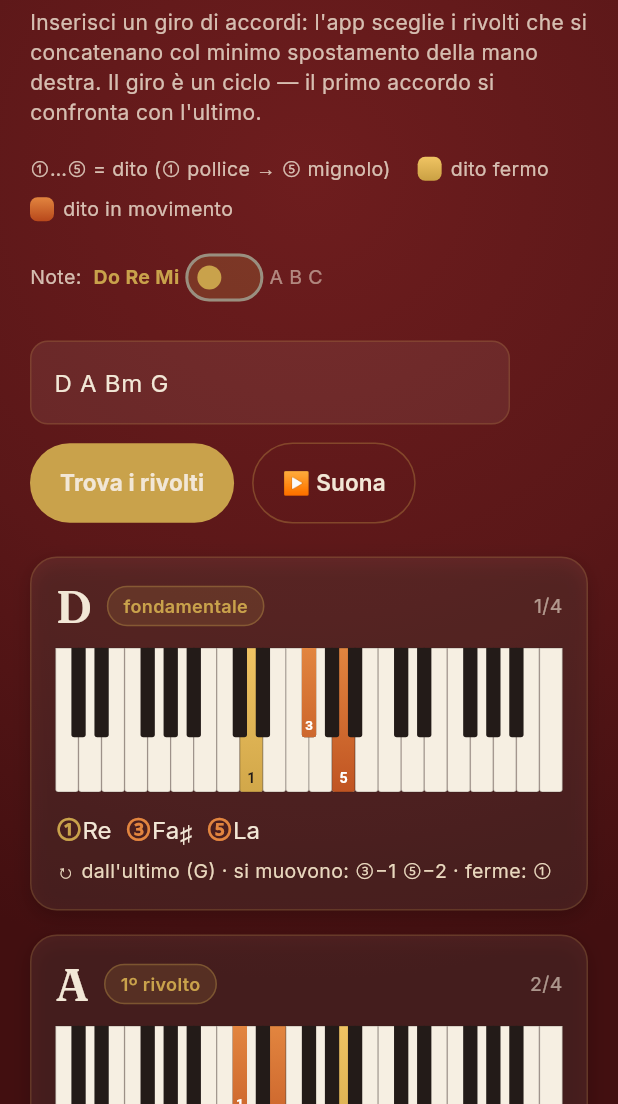
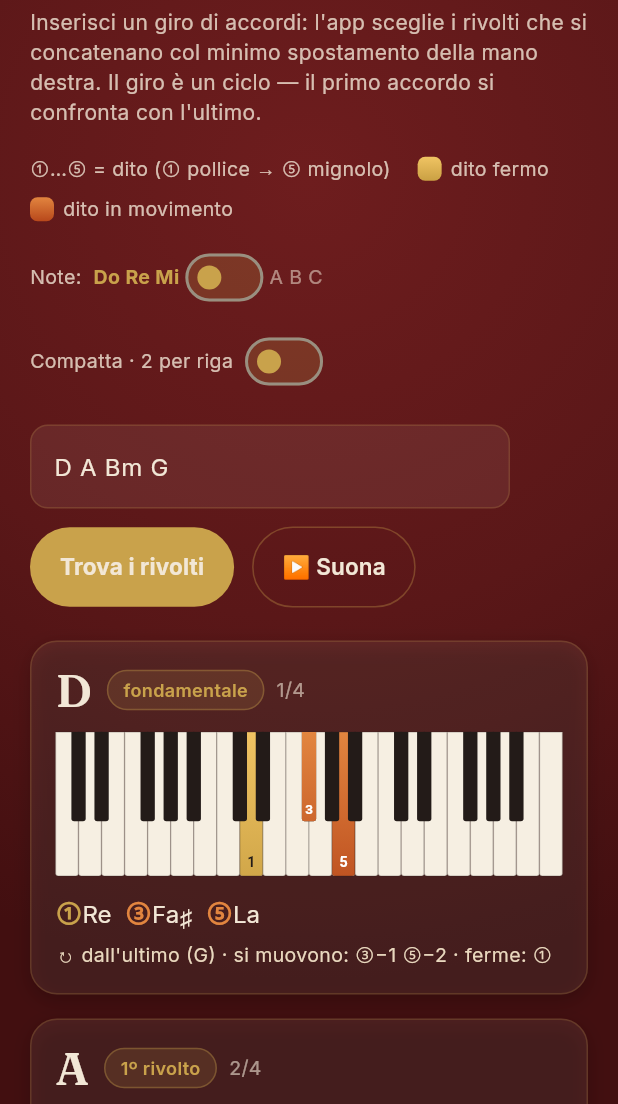
Before and after one commit to ianes1978/Chord-Flow, a Flutter app: the screen it shows after launch, on a phone screen of 412 x 824 dp, the part 132-1236 px from its top. Run offline on Flutter 3.47's test engine with Material 3 defaults, Android fonts, the phone set to English and light mode, and no system bars; our stand-ins replace google_fonts; missing offline and left inert: flutter_soloud.

Commit message:
Switch vista compatta: 2 accordi per riga
Nuovo switch "Compatta · 2 per riga" che forza due colonne anche su
schermo stretto, con card rimpicciolite (titolo, tastiera, testo,
spaziature) e header a prova di overflow.

Co-Authored-By: Claude Opus 4.8 <noreply@anthropic.com>
Claude-Session: https://claude.ai/code/session_01DUZqHvsSWByx5QpbsnoWA7

```diff
--- a/lib/ui/chord_card.dart
+++ b/lib/ui/chord_card.dart
@@ -12,6 +12,7 @@ class ChordCard extends StatelessWidget {
   final int total;
   final bool highlighted; // evidenziazione durante la riproduzione
   final bool useLetters; // true = note con lettere (A B C), false = solfeggio
+  final bool compact; // true = vista compatta (dimensioni ridotte)
   final VoidCallback onTap;
 
   const ChordCard({
@@ -21,6 +22,7 @@ class ChordCard extends StatelessWidget {
     required this.total,
     required this.highlighted,
     required this.useLetters,
+    required this.compact,
     required this.onTap,
   });
 
@@ -84,19 +86,20 @@ class ChordCard extends StatelessWidget {
                   )
                 ],
         ),
-        padding: const EdgeInsets.all(16),
+        padding: EdgeInsets.all(compact ? 11 : 16),
         child: Column(
           crossAxisAlignment: CrossAxisAlignment.start,
           children: [
             _header(),
-            const SizedBox(height: 12),
+            SizedBox(height: compact ? 8 : 12),
             _keyboard(),
-            const SizedBox(height: 12),
+            SizedBox(height: compact ? 8 : 12),
             _noteRow(),
-            const SizedBox(height: 6),
+            SizedBox(height: compact ? 4 : 6),
             Text(
               _motionLine(),
-              style: AppText.ui(size: 13, color: const Color(0xFFE9D8BE)),
+              style: AppText.ui(
+                  size: compact ? 11 : 13, color: const Color(0xFFE9D8BE)),
             ),
           ],
         ),
@@ -110,12 +113,15 @@ class ChordCard extends StatelessWidget {
       children: [
         Text(
           voiced.symbol,
-          style: AppText.display(size: 30, weight: FontWeight.w600),
+          style: AppText.display(
+              size: compact ? 22 : 30, weight: FontWeight.w600),
         ),
-        const SizedBox(width: 10),
-        // Badge col nome del rivolto.
-        Container(
-          padding: const EdgeInsets.symmetric(horizontal: 10, vertical: 4),
+        SizedBox(width: compact ? 6 : 10),
+        // Badge col nome del rivolto (si accorcia con i puntini se serve).
+        Flexible(
+          child: Container(
+            padding: EdgeInsets.symmetric(
+                horizontal: compact ? 7 : 10, vertical: 4),
             decoration: BoxDecoration(
               color: const Color(0x22C9A24B),
               borderRadius: BorderRadius.circular(20),
@@ -123,14 +129,19 @@ class ChordCard extends StatelessWidget {
             ),
             child: Text(
               voiced.inversionName,
+              overflow: TextOverflow.ellipsis,
               style: AppText.ui(
-                size: 12, weight: FontWeight.w600, color: AppColors.brass),
+                  size: compact ? 10 : 12,
+                  weight: FontWeight.w600,
+                  color: AppColors.brass),
             ),
           ),
-        const Spacer(),
+        ),
+        SizedBox(width: compact ? 4 : 8),
         Text(
           '${index + 1}/$total',
-          style: AppText.ui(size: 13, color: const Color(0x99F2E7D6)),
+          style: AppText.ui(
+              size: compact ? 11 : 13, color: const Color(0x99F2E7D6)),
         ),
       ],
     );
@@ -139,14 +150,15 @@ class ChordCard extends StatelessWidget {
   Widget _keyboard() {
     // Stessa finestra (C3–C6) per tutte le card: si vede a colpo d'occhio
     // quanto si sposta la mano. Altezza fissa, larghezza responsive.
+    final h = compact ? 72.0 : 96.0;
     return LayoutBuilder(
       builder: (context, constraints) {
         return SizedBox(
           width: constraints.maxWidth,
-          height: 96,
+          height: h,
           child: CustomPaint(
             painter: KeyboardPainter(voiced.voices),
-            size: Size(constraints.maxWidth, 96),
+            size: Size(constraints.maxWidth, h),
           ),
         );
       },
@@ -160,11 +172,12 @@ class ChordCard extends StatelessWidget {
       final color = v.isStay ? AppColors.brass : AppColors.moveA;
       spans.add(TextSpan(
         text: circledFinger(v.finger),
-        style: AppText.ui(size: 18, weight: FontWeight.w700, color: color),
+        style: AppText.ui(
+            size: compact ? 15 : 18, weight: FontWeight.w700, color: color),
       ));
       spans.add(TextSpan(
         text: '${_noteName(v.midi)}  ',
-        style: AppText.ui(size: 16, color: AppColors.cream),
+        style: AppText.ui(size: compact ? 13 : 16, color: AppColors.cream),
       ));
     }
     return RichText(text: TextSpan(children: spans));
--- a/lib/ui/home_page.dart
+++ b/lib/ui/home_page.dart
@@ -26,6 +26,7 @@ class _HomePageState extends State<HomePage> {
   int? _highlighted; // indice della card evidenziata durante la riproduzione
   bool _playing = false;
   bool _useLetters = false; // false = solfeggio (Do Re Mi), true = lettere (A B C)
+  bool _compact = false; // true = forza 2 accordi per riga (vista compatta)
 
   @override
   void initState() {
@@ -100,7 +101,7 @@ class _HomePageState extends State<HomePage> {
                         const SizedBox(height: 18),
                         _legend(),
                         const SizedBox(height: 12),
-                        _notationToggle(),
+                        _toggles(),
                         const SizedBox(height: 18),
                         _inputRow(),
                         if (_unknown.isNotEmpty) ...[
@@ -168,6 +169,40 @@ class _HomePageState extends State<HomePage> {
             style: AppText.ui(size: 13, color: const Color(0xCCF2E7D6))),
         _legendDot(AppColors.stayGradient, 'dito fermo'),
         _legendDot(AppColors.moveGradient, 'dito in movimento'),
+      ],
+    );
+  }
+
+  /// Riga con gli switch di visualizzazione (vanno a capo se stretti).
+  Widget _toggles() {
+    return Wrap(
+      spacing: 20,
+      runSpacing: 8,
+      crossAxisAlignment: WrapCrossAlignment.center,
+      children: [
+        _notationToggle(),
+        _compactToggle(),
+      ],
+    );
+  }
+
+  /// Switch per la vista compatta: forza 2 accordi per riga anche su schermo
+  /// stretto.
+  Widget _compactToggle() {
+    return Row(
+      mainAxisSize: MainAxisSize.min,
+      children: [
+        Text('Compatta · 2 per riga',
+            style: AppText.ui(size: 13, color: const Color(0xCCF2E7D6))),
+        const SizedBox(width: 4),
+        Switch(
+          value: _compact,
+          onChanged: (v) => setState(() => _compact = v),
+          activeColor: AppColors.brass,
+          activeTrackColor: const Color(0x55C9A24B),
+          inactiveThumbColor: AppColors.brass,
+          inactiveTrackColor: const Color(0x33C9A24B),
+        ),
       ],
     );
   }
@@ -292,6 +327,8 @@ class _HomePageState extends State<HomePage> {
   }
 
   Widget _grid(bool twoCols) {
+    // La vista compatta forza due colonne anche su schermo stretto.
+    final two = twoCols || _compact;
     if (_voiced.isEmpty) {
       return Padding(
         padding: const EdgeInsets.only(top: 24),
@@ -300,6 +337,8 @@ class _HomePageState extends State<HomePage> {
       );
     }
 
+    // Card compatte quando lo switch forza due colonne su schermo stretto.
+    final cardsCompact = _compact && !twoCols;
     final cards = <Widget>[
       for (int i = 0; i < _voiced.length; i++)
         ChordCard(
@@ -308,11 +347,12 @@ class _HomePageState extends State<HomePage> {
           total: _voiced.length,
           highlighted: _highlighted == i,
           useLetters: _useLetters,
+          compact: cardsCompact,
           onTap: () => _playOne(i),
         ),
     ];
 
-    if (!twoCols) {
+    if (!two) {
       return Column(
         children: [
           for (final c in cards)
@@ -321,18 +361,19 @@ class _HomePageState extends State<HomePage> {
       );
     }
 
-    // Due colonne da ~660px in su.
+    // Due colonne (da ~660px in su, o forzate dalla vista compatta).
+    final gap = cardsCompact ? 10.0 : 16.0;
     final rows = <Widget>[];
     for (int i = 0; i < cards.length; i += 2) {
       final left = cards[i];
       final right = i + 1 < cards.length ? cards[i + 1] : null;
       rows.add(Padding(
-        padding: const EdgeInsets.only(bottom: 16),
+        padding: EdgeInsets.only(bottom: gap),
         child: Row(
           crossAxisAlignment: CrossAxisAlignment.start,
           children: [
             Expanded(child: left),
-            const SizedBox(width: 16),
+            SizedBox(width: gap),
             Expanded(child: right ?? const SizedBox()),
           ],
         ),
```
Lines whose indentation alone changed are shown as unchanged.
